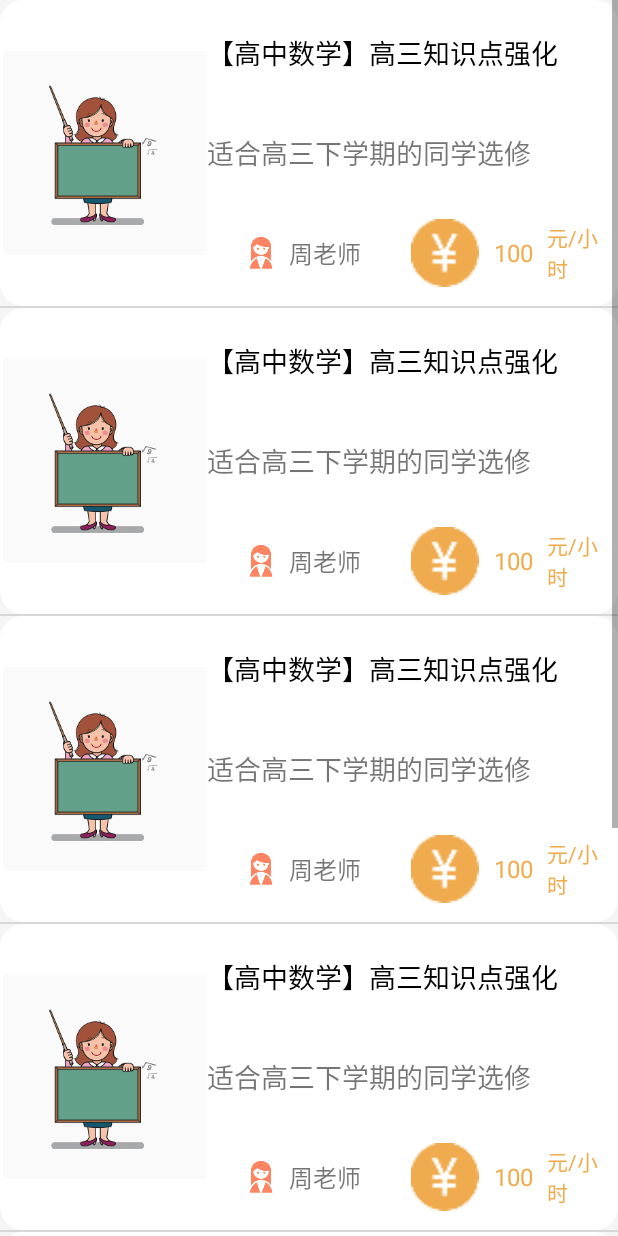
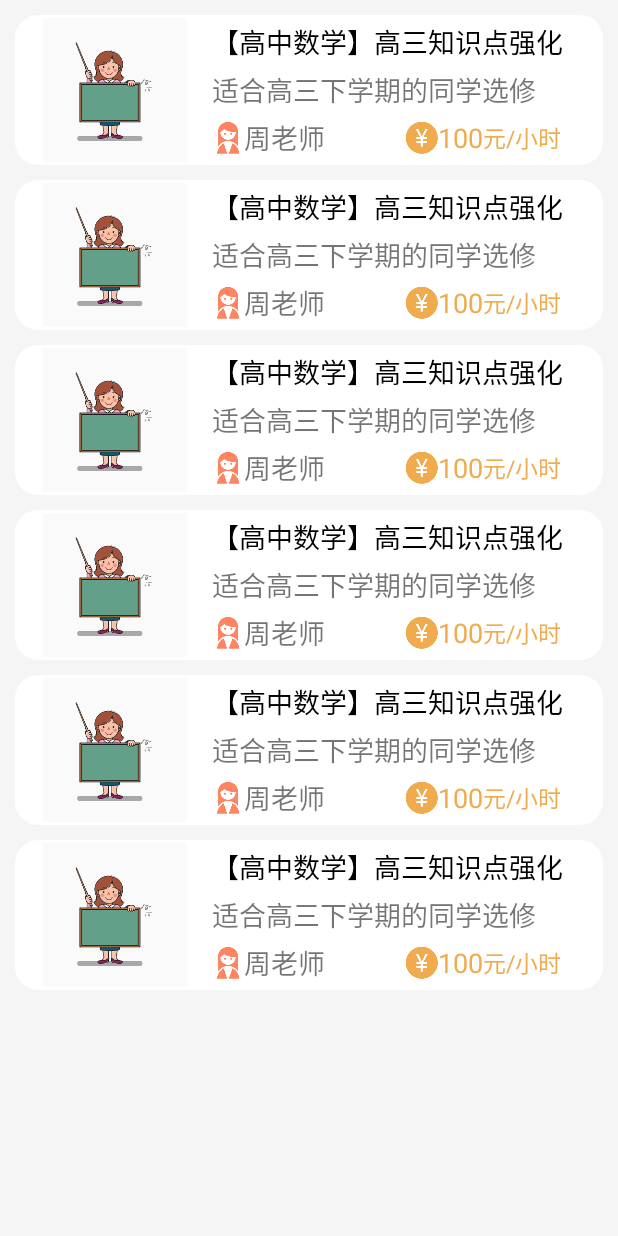
Before and after one commit to Chenxiao223/Cram_Baa, an Android app: the fragment selection_allFragment shown on its own in the app's theme, on a phone screen of 412 x 824 dp. Run offline under Robolectric (Android 15) with nearby library versions, the phone set to English and light mode, and no system bars.

Commit message:
2017.8.28

```diff
--- a/app/src/main/java/com/example/cram_baa/ui/activity/HomeActivity.java
+++ b/app/src/main/java/com/example/cram_baa/ui/activity/HomeActivity.java
@@ -55,6 +55,7 @@ public class HomeActivity extends BaseActivity implements View.OnClickListener {
         lv_schedule.setOnClickListener(this);
         lv_my.setOnClickListener(this);
         pager = (ViewPager) findViewById(R.id.pager);
+        pager.setOffscreenPageLimit(4);//
         homePageAdapter = new HomePageAdapter(getSupportFragmentManager());
         pager.setAdapter(homePageAdapter);
 
--- a/app/src/main/java/com/example/cram_baa/ui/fragment/selection_chemistryFragment.java
+++ b/app/src/main/java/com/example/cram_baa/ui/fragment/selection_chemistryFragment.java
@@ -6,13 +6,22 @@ import android.support.v4.app.Fragment;
 import android.view.LayoutInflater;
 import android.view.View;
 import android.view.ViewGroup;
+import android.widget.ListView;
 
 import com.example.cram_baa.R;
+import com.example.cram_baa.adapter.AdapterSelection;
+
+import java.util.ArrayList;
+import java.util.HashMap;
 
 /**
  * Created by Administrator on 2017/7/17 0017.
  */
 public class selection_chemistryFragment extends Fragment {
+    private ListView lv_chemistry;
+    private ArrayList<HashMap<String,String>> list_selection=new ArrayList<>();
+    private AdapterSelection adapterSelection;
+    private HashMap<String,String> hashMap;
 
     @Nullable
     @Override
@@ -27,6 +36,16 @@ public class selection_chemistryFragment extends Fragment {
     }
 
     public void initView(){
-
+        lv_chemistry= (ListView) getView().findViewById(R.id.lv_chemistry);
+        hashMap=new HashMap<>();
+        for (int i=0;i<6;i++){
+            hashMap.put("content1", "【高中数学】高三知识点强化");
+            hashMap.put("content2", "适合高三下学期的同学选修");
+            hashMap.put("content3", "周老师");
+            hashMap.put("content4", "100");
+            list_selection.add(hashMap);
+        }
+        adapterSelection=new AdapterSelection(getActivity(),list_selection);
+        lv_chemistry.setAdapter(adapterSelection);
     }
 }
--- a/app/src/main/res/layout/fragment_selection_all.xml
+++ b/app/src/main/res/layout/fragment_selection_all.xml
@@ -8,5 +8,6 @@
     <ListView
         android:layout_width="match_parent"
         android:layout_height="match_parent"
+        android:divider="@null"
         android:id="@+id/lv_all"/>
 </LinearLayout>
--- a/app/src/main/res/layout/fragment_selection_biology.xml
+++ b/app/src/main/res/layout/fragment_selection_biology.xml
@@ -8,5 +8,6 @@
     <ListView
         android:layout_width="match_parent"
         android:layout_height="match_parent"
+        android:divider="@null"
         android:id="@+id/lv_biology"/>
 </LinearLayout>
--- a/app/src/main/res/layout/fragment_selection_chemistry.xml
+++ b/app/src/main/res/layout/fragment_selection_chemistry.xml
@@ -4,8 +4,9 @@
     android:layout_height="match_parent"
     android:orientation="vertical">
 
-    <TextView
-        android:layout_width="wrap_content"
-        android:layout_height="wrap_content"
-        android:text="化学"/>
+    <ListView
+        android:layout_width="match_parent"
+        android:layout_height="match_parent"
+        android:divider="@null"
+        android:id="@+id/lv_chemistry"/>
 </LinearLayout>
--- a/app/src/main/res/layout/fragment_selection_chinese.xml
+++ b/app/src/main/res/layout/fragment_selection_chinese.xml
@@ -8,5 +8,6 @@
     <ListView
         android:layout_width="match_parent"
         android:layout_height="match_parent"
+        android:divider="@null"
         android:id="@+id/lv_chinese"/>
 </LinearLayout>
--- a/app/src/main/res/layout/fragment_selection_english.xml
+++ b/app/src/main/res/layout/fragment_selection_english.xml
@@ -8,5 +8,6 @@
     <ListView
         android:layout_width="match_parent"
         android:layout_height="match_parent"
+        android:divider="@null"
         android:id="@+id/lv_english"/>
 </LinearLayout>
--- a/app/src/main/res/layout/fragment_selection_geography.xml
+++ b/app/src/main/res/layout/fragment_selection_geography.xml
@@ -8,5 +8,6 @@
     <ListView
         android:layout_width="match_parent"
         android:layout_height="match_parent"
+        android:divider="@null"
         android:id="@+id/lv_geography"/>
 </LinearLayout>
--- a/app/src/main/res/layout/fragment_selection_history.xml
+++ b/app/src/main/res/layout/fragment_selection_history.xml
@@ -8,5 +8,6 @@
     <ListView
         android:layout_width="match_parent"
         android:layout_height="match_parent"
+        android:divider="@null"
         android:id="@+id/lv_history"/>
 </LinearLayout>
--- a/app/src/main/res/layout/fragment_selection_math.xml
+++ b/app/src/main/res/layout/fragment_selection_math.xml
@@ -8,5 +8,6 @@
     <ListView
         android:layout_width="match_parent"
         android:layout_height="match_parent"
+        android:divider="@null"
         android:id="@+id/lv_math"/>
 </LinearLayout>
--- a/app/src/main/res/layout/fragment_selection_physics.xml
+++ b/app/src/main/res/layout/fragment_selection_physics.xml
@@ -8,5 +8,6 @@
     <ListView
         android:layout_width="match_parent"
         android:layout_height="match_parent"
+        android:divider="@null"
         android:id="@+id/lv_physics"/>
 </LinearLayout>
--- a/app/src/main/res/layout/fragment_selection_political.xml
+++ b/app/src/main/res/layout/fragment_selection_political.xml
@@ -8,5 +8,6 @@
     <ListView
         android:layout_width="match_parent"
         android:layout_height="match_parent"
+        android:divider="@null"
         android:id="@+id/lv_political"/>
 </LinearLayout>
--- a/app/src/main/res/layout/list_selection_item.xml
+++ b/app/src/main/res/layout/list_selection_item.xml
@@ -1,83 +1,105 @@
 <?xml version="1.0" encoding="utf-8"?>
 <LinearLayout xmlns:android="http://schemas.android.com/apk/res/android"
-    android:orientation="horizontal"
     android:layout_width="match_parent"
-    android:layout_marginTop="10dp"
-    android:background="@drawable/shape_bk_selection"
+    android:layout_height="100dp"
+    android:orientation="horizontal">
+
+    <LinearLayout
+        android:layout_width="match_parent"
+        android:layout_height="100dp"
         android:layout_marginLeft="10dp"
         android:layout_marginRight="10dp"
-    android:layout_height="100dp">
+        android:layout_marginTop="10dp"
+        android:background="@drawable/shape_bk_selection">
 
         <ImageView
-        android:layout_weight="2"
             android:layout_width="match_parent"
             android:layout_height="match_parent"
-        android:src="@drawable/iv_teacher"/>
+            android:layout_weight="2"
+            android:src="@drawable/iv_teacher" />
 
         <LinearLayout
+            android:layout_width="match_parent"
+            android:layout_height="match_parent"
             android:layout_weight="1"
-        android:orientation="vertical"
-        android:layout_width="match_parent"
-        android:layout_height="match_parent">
+            android:orientation="vertical">
+
             <TextView
                 android:id="@+id/tv_course"
+                android:layout_width="match_parent"
+                android:layout_height="match_parent"
                 android:layout_weight="1"
+                android:gravity="center_vertical"
+                android:text="【高中数学】高三知识点强化"
+                android:textColor="@color/colorBlack"
+                android:textSize="18sp" />
+
+            <TextView
+                android:id="@+id/tv_introduce"
+                android:layout_width="match_parent"
+                android:layout_height="match_parent"
+                android:layout_weight="1"
+                android:gravity="center_vertical"
+                android:text="适合高三下学期的同学选修"
+                android:textSize="18sp" />
+
+            <LinearLayout
+                android:layout_width="match_parent"
+                android:layout_height="match_parent"
+                android:layout_weight="1"
+                android:orientation="horizontal">
+
+                <LinearLayout
+                    android:orientation="horizontal"
                     android:layout_width="match_parent"
                     android:layout_height="match_parent"
                     android:gravity="center_vertical"
-            android:textSize="18sp"
-            android:textColor="@color/colorBlack"
-            android:text="【高中数学】高三知识点强化"/>
+                    android:layout_weight="1">
+
+                    <ImageView
+                        android:layout_width="wrap_content"
+                        android:layout_height="wrap_content"
+                        android:src="@drawable/femaleteacher" />
+
                     <TextView
-            android:id="@+id/tv_introduce"
-            android:layout_weight="1"
+                        android:id="@+id/tv_teacher"
+                        android:layout_width="wrap_content"
+                        android:layout_height="wrap_content"
+                        android:gravity="center"
+                        android:text="周老师"
+                        android:textSize="18sp" />
+
+                </LinearLayout>
+
+                <LinearLayout
+                    android:orientation="horizontal"
                     android:layout_width="match_parent"
                     android:layout_height="match_parent"
                     android:gravity="center_vertical"
-            android:textSize="18sp"
-            android:text="适合高三下学期的同学选修"/>
-        <LinearLayout
-            android:layout_weight="1"
-            android:orientation="horizontal"
-            android:layout_width="match_parent"
-            android:layout_height="match_parent">
-            <TextView
-                android:id="@+id/tv_teacher"
-                android:layout_weight="1"
-                android:layout_width="match_parent"
-                android:layout_height="match_parent"
-                android:gravity="center"
-                android:paddingLeft="25dp"
-                android:paddingRight="25dp"
-                android:drawableLeft="@drawable/femaleteacher"
-                android:textSize="16sp"
-                android:text="周老师"/>
-            <LinearLayout
-                android:layout_weight="1"
-                android:layout_width="match_parent"
-                android:layout_height="match_parent"
-                >
+                    android:layout_weight="1">
+
                     <ImageView
-                    android:layout_weight="1"
-                    android:layout_width="match_parent"
-                    android:layout_height="match_parent"
-                    android:src="@drawable/rmb"/>
+                        android:layout_width="wrap_content"
+                        android:layout_height="wrap_content"
+                        android:src="@drawable/rmb" />
+
                     <TextView
                         android:id="@+id/tv_rmb"
-                    android:layout_weight="1"
-                    android:layout_width="match_parent"
-                    android:layout_height="match_parent"
+                        android:layout_width="wrap_content"
+                        android:layout_height="wrap_content"
                         android:gravity="center"
+                        android:text="100"
                         android:textColor="#f0ab4f"
-                    android:textSize="16sp"
-                    android:text="100"/>
+                        android:textSize="18sp" />
+
                     <TextView
-                    android:layout_weight="1"
-                    android:layout_width="match_parent"
-                    android:layout_height="match_parent"
+                        android:layout_width="wrap_content"
+                        android:layout_height="wrap_content"
                         android:gravity="left|center_vertical"
-                    android:textColor="#f0ab4f"
-                    android:text="元/小时"/>
+                        android:text="元/小时"
+                        android:textSize="15sp"
+                        android:textColor="#f0ab4f" />
+                </LinearLayout>
             </LinearLayout>
         </LinearLayout>
     </LinearLayout>
```
Also changed, not shown: 1 other file. Lines whose indentation alone changed are shown as unchanged.
